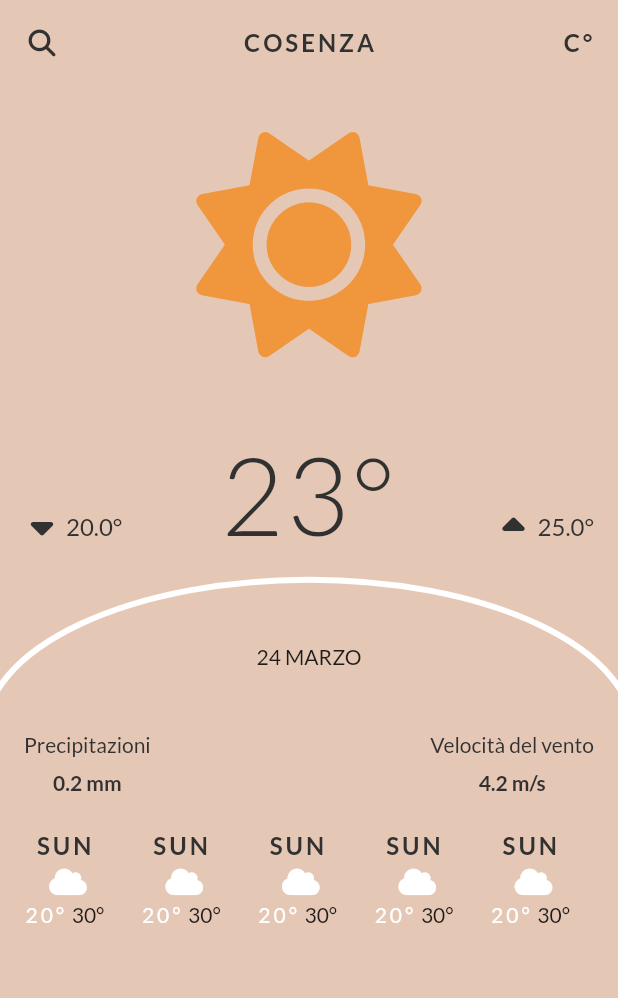
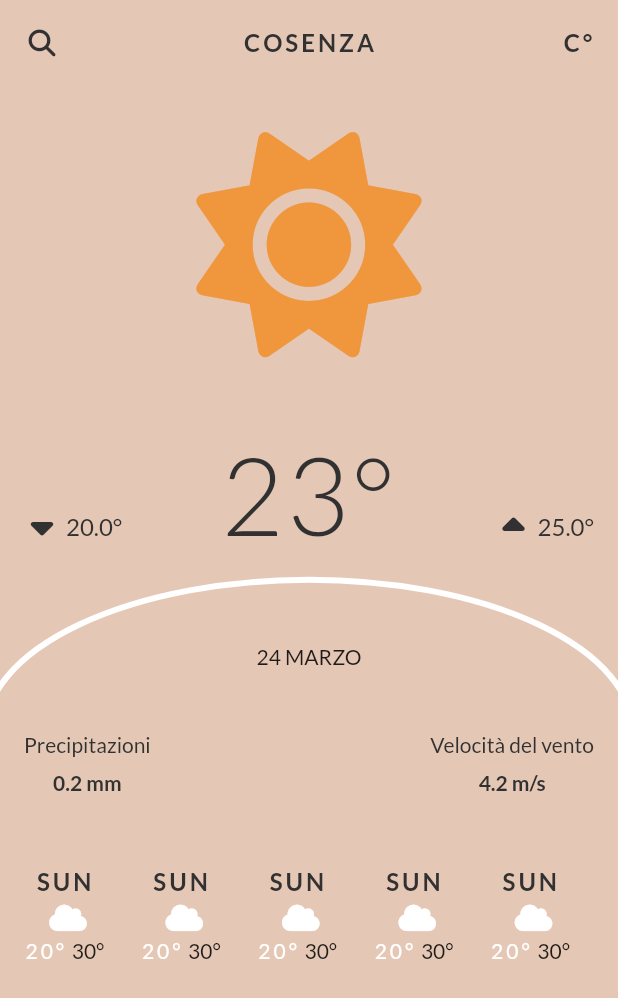
Before and after one commit to VinRu5/whats_weather, a Flutter app: the screen it shows after launch, on a phone screen of 412 x 824 dp. Shown: the top 998 px of the screen. Run offline on Flutter 3.47's test engine with Material 2 defaults, Android fonts, the phone set to English and light mode, and no system bars; our stand-ins replace equatable, font_awesome_flutter, geolocator.

Commit message:
fix padding

```diff
--- a/lib/pages/home_page/widget/more_info.dart
+++ b/lib/pages/home_page/widget/more_info.dart
@@ -54,9 +54,10 @@ class MoreInfo extends StatelessWidget {
         ],
       );
 
-  Widget get otherDays => Container(
-        height: 120.0,
-        padding: const EdgeInsets.symmetric(vertical: 24.0),
+  Widget get otherDays => Padding(
+        padding: const EdgeInsets.symmetric(vertical: 48.0),
+        child: SizedBox(
+          height: 70.0,
           child: ListView.separated(
             scrollDirection: Axis.horizontal,
             itemCount: 5,
@@ -68,5 +69,6 @@ class MoreInfo extends StatelessWidget {
               temperatureMax: 30.0,
             ),
           ),
+        ),
       );
 }
```
Lines whose indentation alone changed are shown as unchanged.
